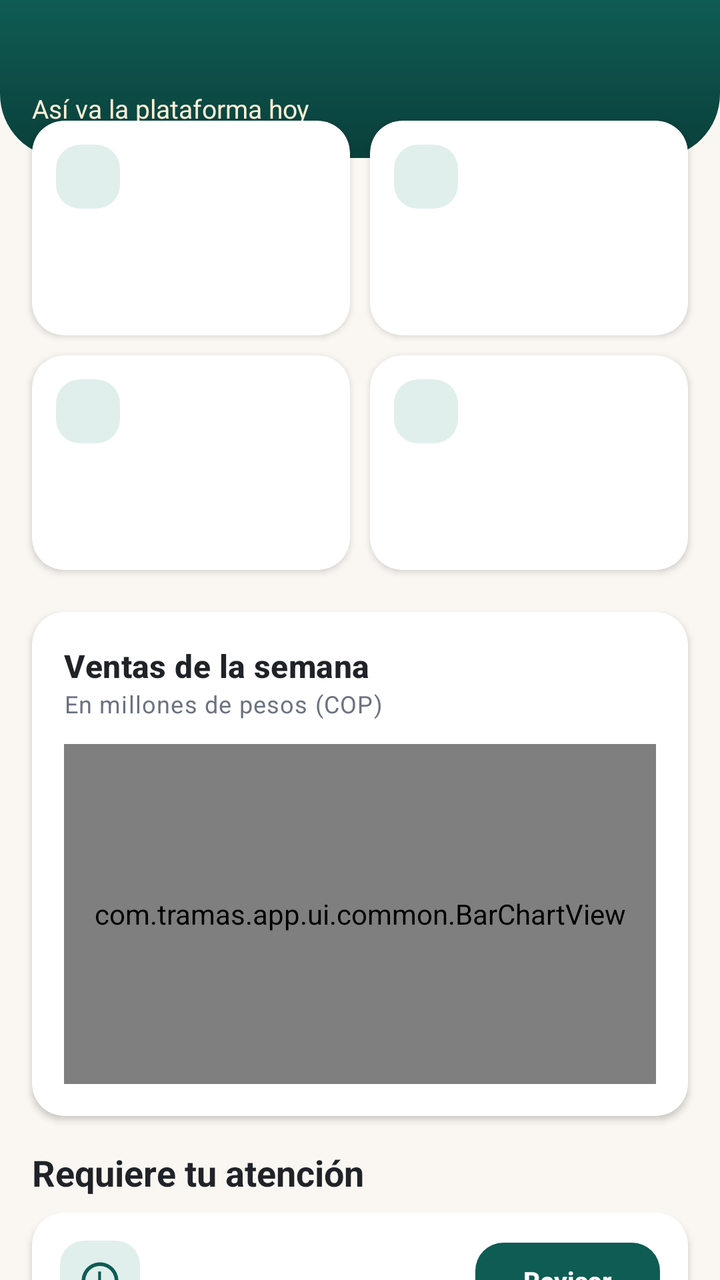
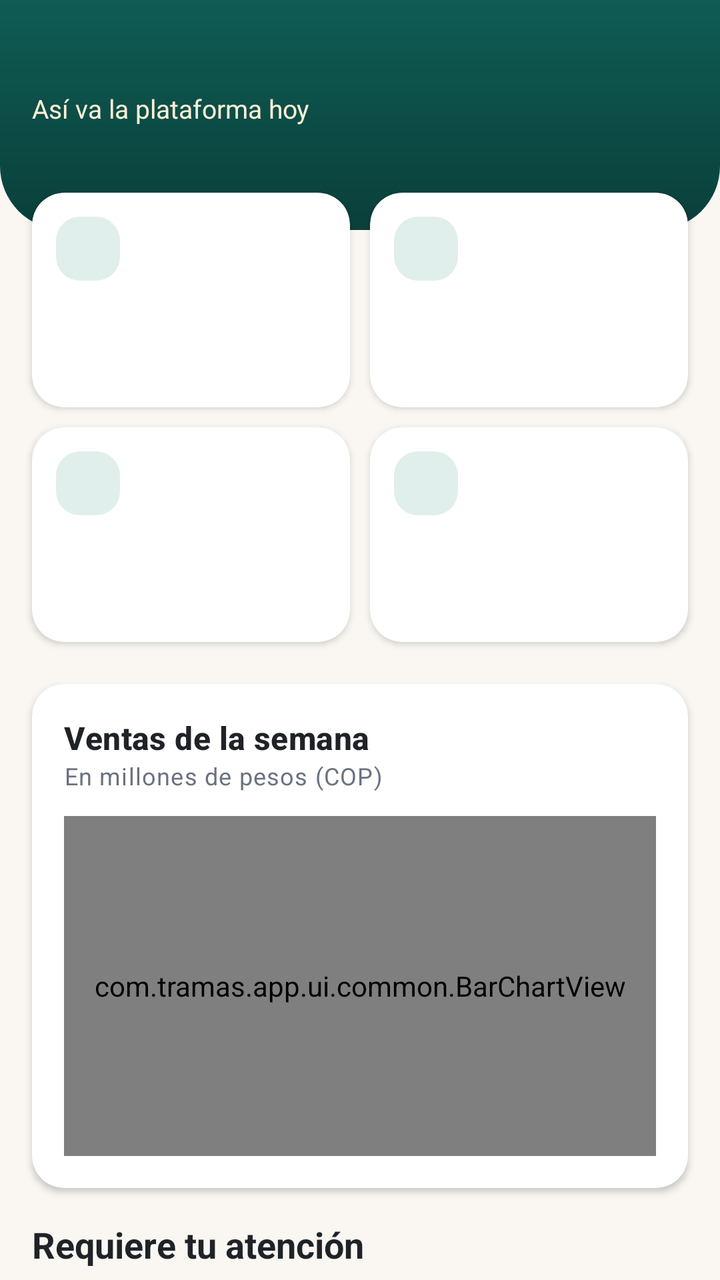

Before-and-after screenshots of an Android layout around one commit, followed by the original layout XML and the change that was made.
<!-- AndroidManifest.xml: application theme Theme.Tramas -->
<!-- res/layout/fragment_admin_dashboard.xml -->
<?xml version="1.0" encoding="utf-8"?>
<androidx.core.widget.NestedScrollView xmlns:android="http://schemas.android.com/apk/res/android"
    xmlns:app="http://schemas.android.com/apk/res-auto"
    android:layout_width="match_parent"
    android:layout_height="match_parent">

    <LinearLayout
        android:layout_width="match_parent"
        android:layout_height="wrap_content"
        android:orientation="vertical"
        android:paddingBottom="16dp">

        <LinearLayout
            android:layout_width="match_parent"
            android:layout_height="wrap_content"
            android:background="@drawable/bg_header_primary"
            android:orientation="vertical"
            android:padding="@dimen/screen_padding"
            android:paddingBottom="52dp">

            <TextView
                android:id="@+id/tvGreeting"
                android:layout_width="wrap_content"
                android:layout_height="wrap_content"
                android:textColor="@color/white"
                android:textSize="22sp"
                android:textStyle="bold" />

            <TextView
                android:layout_width="wrap_content"
                android:layout_height="wrap_content"
                android:text="@string/asi_va_la_plataforma_hoy"
                android:textColor="@color/ochre_soft"
                android:textSize="13sp" />
        </LinearLayout>

        <LinearLayout
            android:layout_width="match_parent"
            android:layout_height="wrap_content"
            android:layout_marginStart="11dp"
            android:layout_marginTop="-24dp"
            android:layout_marginEnd="11dp"
            android:orientation="horizontal">

            <include
                android:id="@+id/kpiUsers"
                layout="@layout/view_stat_card" />

            <include
                android:id="@+id/kpiProducts"
                layout="@layout/view_stat_card" />
        </LinearLayout>

        <LinearLayout
            android:layout_width="match_parent"
            android:layout_height="wrap_content"
            android:layout_marginStart="11dp"
            android:layout_marginEnd="11dp"
            android:orientation="horizontal">

            <include
                android:id="@+id/kpiOrders"
                layout="@layout/view_stat_card" />

            <include
                android:id="@+id/kpiSales"
                layout="@layout/view_stat_card" />
        </LinearLayout>

        <com.google.android.material.card.MaterialCardView
            style="@style/Widget.Tramas.Card"
            android:layout_width="match_parent"
            android:layout_height="wrap_content"
            android:layout_margin="@dimen/screen_padding">

            <LinearLayout
                android:layout_width="match_parent"
                android:layout_height="wrap_content"
                android:orientation="vertical"
                android:padding="16dp">

                <TextView
                    android:layout_width="wrap_content"
                    android:layout_height="wrap_content"
                    android:text="@string/ventas_de_la_semana"
                    android:textAppearance="@style/TextAppearance.Tramas.Title" />

                <TextView
                    android:layout_width="wrap_content"
                    android:layout_height="wrap_content"
                    android:text="@string/en_millones_de_pesos_cop"
                    android:textAppearance="@style/TextAppearance.Tramas.Caption" />

                <com.tramas.app.ui.common.BarChartView
                    android:id="@+id/chart"
                    android:layout_width="match_parent"
                    android:layout_height="170dp"
                    android:layout_marginTop="12dp" />
            </LinearLayout>
        </com.google.android.material.card.MaterialCardView>

        <TextView
            android:layout_width="wrap_content"
            android:layout_height="wrap_content"
            android:layout_marginStart="@dimen/screen_padding"
            android:text="@string/requiere_tu_atencion"
            android:textAppearance="@style/TextAppearance.Tramas.Headline"
            android:textSize="18sp" />

        <com.google.android.material.card.MaterialCardView
            android:id="@+id/cardPending"
            style="@style/Widget.Tramas.Card"
            android:layout_width="match_parent"
            android:layout_height="wrap_content"
            android:layout_marginStart="@dimen/screen_padding"
            android:layout_marginTop="8dp"
            android:layout_marginEnd="@dimen/screen_padding"
            android:clickable="true"
            android:focusable="true">

            <LinearLayout
                android:layout_width="match_parent"
                android:layout_height="wrap_content"
                android:gravity="center_vertical"
                android:orientation="horizontal"
                android:padding="14dp">

                <ImageView
                    android:layout_width="40dp"
                    android:layout_height="40dp"
                    android:background="@drawable/bg_icon_tile"
                    android:contentDescription="@null"
                    android:padding="9dp"
                    android:src="@drawable/ic_pending"
                    app:tint="?attr/colorPrimary" />

                <TextView
                    android:id="@+id/tvPending"
                    android:layout_width="0dp"
                    android:layout_height="wrap_content"
                    android:layout_marginStart="12dp"
                    android:layout_weight="1"
                    android:textAppearance="@style/TextAppearance.Tramas.Body" />

                <com.google.android.material.button.MaterialButton
                    style="@style/Widget.Tramas.Button.Small"
                    android:layout_width="wrap_content"
                    android:layout_height="wrap_content"
                    android:clickable="false"
                    android:text="@string/revisar" />
            </LinearLayout>
        </com.google.android.material.card.MaterialCardView>

        <com.google.android.material.card.MaterialCardView
            android:id="@+id/cardInactive"
            style="@style/Widget.Tramas.Card"
            android:layout_width="match_parent"
            android:layout_height="wrap_content"
            android:layout_marginStart="@dimen/screen_padding"
            android:layout_marginTop="8dp"
            android:layout_marginEnd="@dimen/screen_padding"
            android:clickable="true"
            android:focusable="true">

            <LinearLayout
                android:layout_width="match_parent"
                android:layout_height="wrap_content"
                android:gravity="center_vertical"
                android:orientation="horizontal"
                android:padding="14dp">

                <ImageView
                    android:layout_width="40dp"
                    android:layout_height="40dp"
                    android:background="@drawable/bg_icon_tile"
                    android:contentDescription="@null"
                    android:padding="9dp"
                    android:src="@drawable/ic_users"
                    app:tint="?attr/colorPrimary" />

                <TextView
                    android:id="@+id/tvInactive"
                    android:layout_width="0dp"
                    android:layout_height="wrap_content"
                    android:layout_marginStart="12dp"
                    android:layout_weight="1"
                    android:textAppearance="@style/TextAppearance.Tramas.Body" />

                <com.google.android.material.button.MaterialButton
                    style="@style/Widget.Tramas.Button.Small"
                    android:layout_width="wrap_content"
                    android:layout_height="wrap_content"
                    android:clickable="false"
                    android:text="@string/ver" />
            </LinearLayout>
        </com.google.android.material.card.MaterialCardView>

        <com.google.android.material.button.MaterialButton
            android:id="@+id/btnSeed"
            style="@style/Widget.Tramas.Button.Outlined"
            android:layout_width="match_parent"
            android:layout_height="wrap_content"
            android:layout_margin="@dimen/screen_padding"
            android:text="@string/cargar_productos_de_ejemplo"
            app:icon="@drawable/ic_add" />
    </LinearLayout>
</androidx.core.widget.NestedScrollView>
<!-- res/layout/view_stat_card.xml (included above) -->
<?xml version="1.0" encoding="utf-8"?>
<com.google.android.material.card.MaterialCardView xmlns:android="http://schemas.android.com/apk/res/android"
    xmlns:app="http://schemas.android.com/apk/res-auto"
    style="@style/Widget.Tramas.Card"
    android:layout_width="0dp"
    android:layout_height="wrap_content"
    android:layout_margin="5dp"
    android:layout_weight="1">

    <LinearLayout
        android:layout_width="match_parent"
        android:layout_height="wrap_content"
        android:orientation="vertical"
        android:padding="12dp">

        <ImageView
            android:id="@+id/imgIcon"
            android:layout_width="32dp"
            android:layout_height="32dp"
            android:background="@drawable/bg_icon_tile"
            android:contentDescription="@null"
            android:padding="6dp"
            app:tint="?attr/colorPrimary" />

        <TextView
            android:id="@+id/tvValue"
            android:layout_width="wrap_content"
            android:layout_height="wrap_content"
            android:layout_marginTop="8dp"
            android:textAppearance="@style/TextAppearance.Tramas.Headline" />

        <TextView
            android:id="@+id/tvLabel"
            android:layout_width="wrap_content"
            android:layout_height="wrap_content"
            android:textAppearance="@style/TextAppearance.Tramas.Caption" />
    </LinearLayout>
</com.google.android.material.card.MaterialCardView>
<!-- resources referenced by this layout -->
<resources>
  <color name="ochre_soft">#FBEFD6</color>
  <color name="white">#FFFFFF</color>
  <dimen name="screen_padding">16dp</dimen>
  <!-- drawable bg_icon_tile (drawable) -->
  <?xml version="1.0" encoding="utf-8"?>
  <shape xmlns:android="http://schemas.android.com/apk/res/android" android:shape="rectangle">
      <solid android:color="?attr/colorPrimaryContainer" />
      <corners android:radius="12dp" />
  </shape>
  <string name="asi_va_la_plataforma_hoy">Así va la plataforma hoy</string>
  <string name="cargar_productos_de_ejemplo">Cargar productos de ejemplo</string>
  <string name="en_millones_de_pesos_cop">En millones de pesos (COP)</string>
  <string name="requiere_tu_atencion">Requiere tu atención</string>
  <string name="revisar">Revisar</string>
  <string name="ventas_de_la_semana">Ventas de la semana</string>
  <string name="ver">Ver</string>
  <style name="TextAppearance.Tramas.Body" parent="TextAppearance.Material3.BodyMedium">
          <item name="android:textSize">14sp</item>
          <item name="android:textColor">@color/ink</item>
      </style>
  <style name="TextAppearance.Tramas.Caption" parent="TextAppearance.Material3.BodySmall">
          <item name="android:textSize">12sp</item>
          <item name="android:textColor">@color/ink_muted</item>
      </style>
  <style name="TextAppearance.Tramas.Headline" parent="TextAppearance.Material3.HeadlineSmall">
          <item name="android:textSize">20sp</item>
          <item name="android:textStyle">bold</item>
          <item name="android:textColor">@color/ink</item>
      </style>
  <style name="TextAppearance.Tramas.Title" parent="TextAppearance.Material3.TitleMedium">
          <item name="android:textSize">16sp</item>
          <item name="android:textStyle">bold</item>
          <item name="android:textColor">@color/ink</item>
      </style>
  <style name="Widget.Tramas.Button.Small" parent="Widget.Tramas.Button">
          <item name="android:minHeight">38dp</item>
          <item name="android:textSize">13sp</item>
          <item name="android:insetTop">0dp</item>
          <item name="android:insetBottom">0dp</item>
      </style>
  <style name="Widget.Tramas.Card" parent="Widget.Material3.CardView.Elevated">
          <item name="cardCornerRadius">@dimen/radius_card</item>
          <item name="cardElevation">@dimen/card_elevation</item>
          <item name="cardBackgroundColor">@color/surface</item>
      </style>
  <color name="ink">#1F2328</color>
  <color name="ink_muted">#6B7280</color>
  <dimen name="button_height">52dp</dimen>
  <dimen name="radius_button">14dp</dimen>
  <dimen name="radius_card">16dp</dimen>
  <dimen name="card_elevation">2dp</dimen>
  <color name="surface">#FFFFFF</color>
  <color name="teal">#0F5C54</color>
  <color name="teal_dark">#0A3F3A</color>
  <color name="teal_soft">#E1EFEC</color>
  <color name="ochre">#E9A23B</color>
  <color name="line">#E3DED4</color>
  <color name="canvas">#FAF7F2</color>
  <color name="danger">#C0392B</color>
  <style name="ShapeAppearance.Tramas.Small" parent="ShapeAppearance.Material3.SmallComponent">
          <item name="cornerFamily">rounded</item>
          <item name="cornerSize">10dp</item>
      </style>
  <style name="ShapeAppearance.Tramas.Medium" parent="ShapeAppearance.Material3.MediumComponent">
          <item name="cornerFamily">rounded</item>
          <item name="cornerSize">16dp</item>
      </style>
  <style name="Widget.Tramas.Chip" parent="Widget.Material3.Chip.Filter">
          <item name="chipCornerRadius">18dp</item>
          <item name="chipBackgroundColor">@color/surface</item>
          <item name="chipStrokeColor">@color/line</item>
          <item name="chipStrokeWidth">1dp</item>
      </style>
  <style name="Widget.Tramas.BottomNav.Indicator" parent="Widget.Material3.BottomNavigationView.ActiveIndicator">
          <item name="android:color">?attr/colorPrimaryContainer</item>
      </style>
  <!-- unchanged entries left out for length: 10 -->
</resources>

<!-- the commit's change to res/layout/fragment_admin_dashboard.xml (unified diff, before → after) -->
@@ -15,7 +15,9 @@
             android:layout_height="wrap_content"
             android:background="@drawable/bg_header_primary"
             android:orientation="vertical"
-            android:padding="@dimen/screen_padding"
+            android:paddingStart="@dimen/screen_padding"
+            android:paddingTop="@dimen/screen_padding"
+            android:paddingEnd="@dimen/screen_padding"
             android:paddingBottom="52dp">
 
             <TextView
